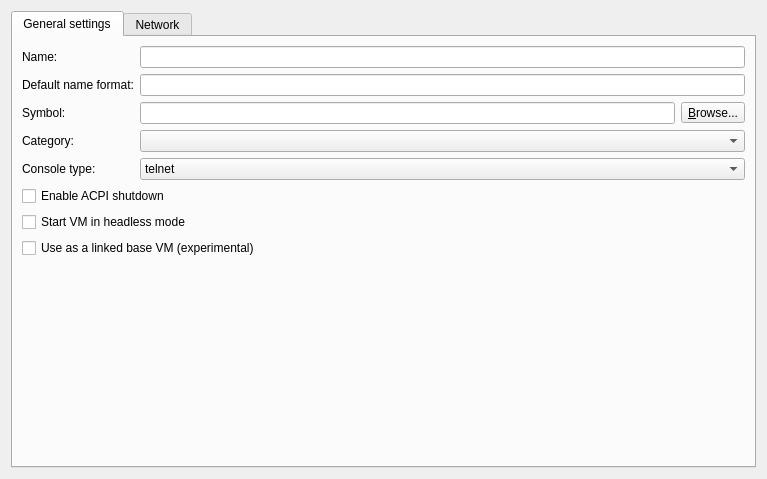
Before: the Qt Designer form gns3/modules/vmware/ui/vmware_vm_configuration_page.ui in GNS3/gns3-gui, drawn with Qt 5.
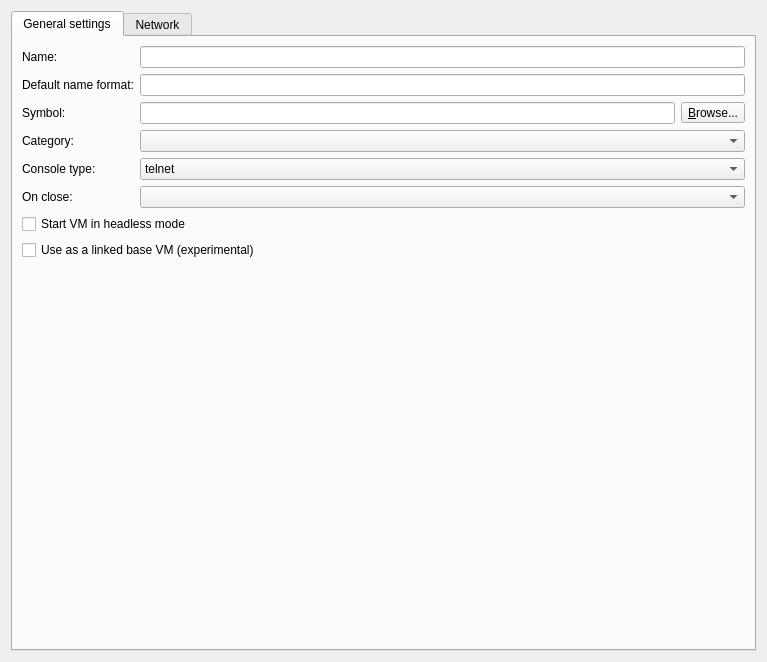
After: the same form once the commit is applied.

Commit message: Save state feature for VirtualBox and VMware. New "On close" setting to select the action to execute when closing/stopping a Qemu/VirtualBox/VMware VM.

Patch:
```diff
--- a/gns3/modules/vmware/ui/vmware_vm_configuration_page.ui
+++ b/gns3/modules/vmware/ui/vmware_vm_configuration_page.ui
@@ -7,7 +7,7 @@
     <x>0</x>
     <y>0</y>
     <width>767</width>
-    <height>479</height>
+    <height>662</height>
    </rect>
   </property>
   <property name="windowTitle">
@@ -99,13 +99,16 @@
          </item>
         </widget>
        </item>
-       <item row="5" column="0" colspan="2">
-        <widget class="QCheckBox" name="uiACPIShutdownCheckBox">
+       <item row="5" column="0">
+        <widget class="QLabel" name="uiOnCloseLabel">
          <property name="text">
-          <string>Enable ACPI shutdown</string>
+          <string>On close:</string>
          </property>
         </widget>
        </item>
+       <item row="5" column="1">
+        <widget class="QComboBox" name="uiOnCloseComboBox"/>
+       </item>
        <item row="6" column="0" colspan="2">
         <widget class="QCheckBox" name="uiHeadlessModeCheckBox">
          <property name="text">
```
The commit also changes 18 other files.
